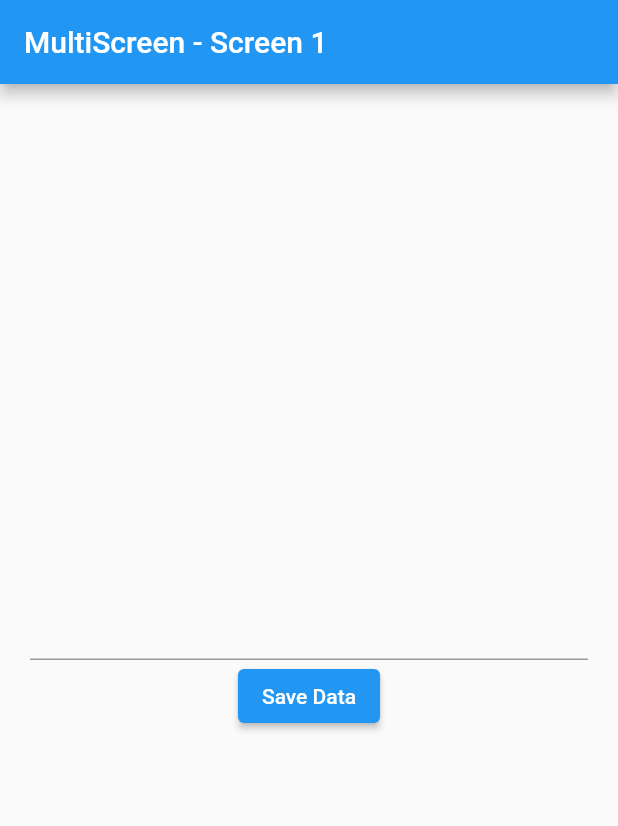
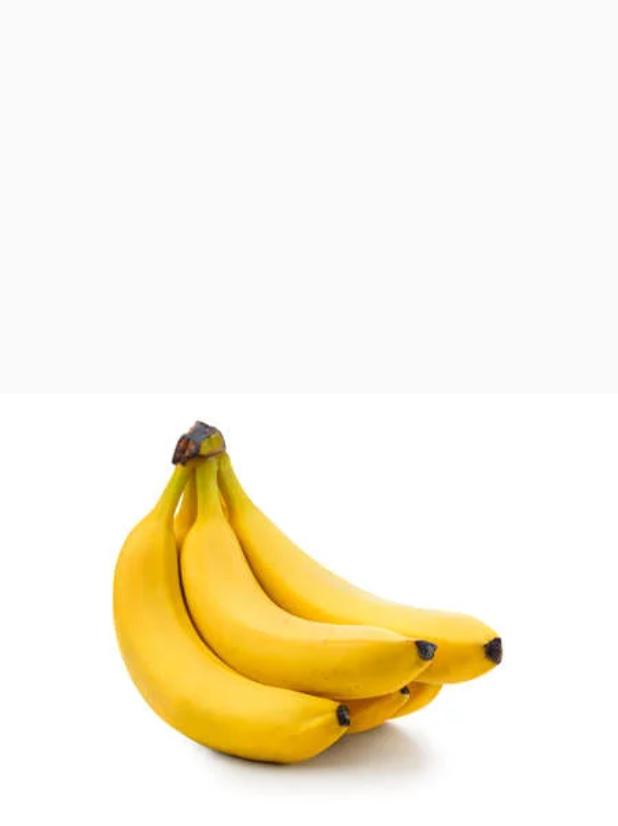
Before and after one commit to j3rinpaul/flutter_new, a Flutter app: the screen it shows after launch, on a phone screen of 412 x 824 dp. Shown: the top 826 px of the screen. Run offline on Flutter 3.47's test engine with Material 2 defaults, Android fonts, the phone set to English and light mode, and no system bars.

Commit message:
Splash screen started

```diff
--- a/lib/main.dart
+++ b/lib/main.dart
@@ -1,40 +1,45 @@
 import 'package:flutter/material.dart';
-import 'package:shared_preferences/shared_preferences.dart';
-
-import 'package:textfield/screen_one.dart';
-import 'package:textfield/screen_two.dart';
+import 'package:textfield/screens/splash.dart';
 
 void main() {
   runApp(Myapp());
 }
 
-class Myapp extends StatelessWidget {
+class Myapp extends StatefulWidget {
   const Myapp({super.key});
 
   @override
+  State<Myapp> createState() => _MyappState();
+}
+
+class _MyappState extends State<Myapp> {
+  @override
+  void initState() {
+    // TODO: implement initState
+    //this is called at once that is it is called initally when the app starts
+    super.initState();
+  }
+
+  @override
+  void didChangeDependencies() {
+    // TODO: implement didChangeDependencies
+    //continuosly called inside the ui
+    super.didChangeDependencies();
+  }
+  @override
   Widget build(BuildContext context) {
+    //is also continously called inside tha ui
     return MaterialApp(
-      home: Homescreen(),
-      //by setting the routes we can reduce the routing code to one line
-      // we declare the routes in the main file and use pushNamed funtion to push into the named route
-
-      // routes: { //routes is a class that is just like the hashmap
-      //   'screen_1': (ctx) { //name of screen as key: a context function that returns a screen
-      //     return ScreenOne();
-      //   },
-      //   'screen_2': (context) {
-      //     return Screentwo();
-      //   }
-      // },
+      home: ScreenSplash(),
     );
   }
-}
-
-class Homescreen extends StatelessWidget {
-  const Homescreen({super.key});
 
   @override
-  Widget build(BuildContext context) {
-    return ScreenOne();
+  void dispose() {
+    // TODO: implement dispose
+    //to dispose a ui that has been used or to navigate to another page
+    super.dispose();
   }
+
+
 }
--- a/lib/screen_one.dart
+++ /dev/null
@@ -1,93 +0,0 @@
-import 'package:flutter/material.dart';
-import 'package:shared_preferences/shared_preferences.dart';
-import 'package:textfield/screen_two.dart';
-
-class ScreenOne extends StatelessWidget {
-  ScreenOne({super.key});
-
-  final _textE = TextEditingController();
-
-  @override
-  Widget build(BuildContext context) {
-    //here now it checks whether the data is saved or not
-    // in apps the splash screen is seen before the start
-    //thats where all these things are being checked
-    //that is when all the things needed to be checked
-
-    getData(context);
-    return Scaffold(
-      appBar: AppBar(
-        title: Text("MultiScreen - Screen 1"),
-      ),
-      body: SafeArea(
-          child: Padding(
-        padding: EdgeInsets.all(20),
-        child: Center(
-          child: Column(
-            mainAxisAlignment: MainAxisAlignment.center,
-            children: [
-              TextFormField(
-                controller: _textE,
-              ),
-              ElevatedButton(
-                  onPressed: () {
-                    saveStorage();
-                  },
-                  child: Text("Save Data"))
-            ],
-          ),
-        ),
-      )),
-    );
-  }
-
-// as the sharedpref is of the future class async and await are used
-  Future<void> saveStorage() async {
-    print(_textE.text);
-
-    //initializing the shared preferences
-    final sharedPref = await SharedPreferences.getInstance();
-
-    //setting the value into the sharedpreferences
-
-    await sharedPref.setString(
-        "value",
-        _textE
-            .text); //it returns a bool value as it a future function await is added
-  }
-}
-
-//this function checks whether the value is saved or not if saved then redirects to the secondpage
-//if not then loads the home page to save the value
-
-Future<void> getData(BuildContext context) async {
-  final sharedPrefs = await SharedPreferences.getInstance(); //declared the shared preference value
-  final datastr = sharedPrefs.getString("value");//retrieve the value of shared preference
-  if (datastr != null) { //check whether it is null or not
-    Navigator.of(context).push(MaterialPageRoute(builder: (ctx) {
-      return Screentwo(); //pushed into the nextpage is value is saved
-    }));
-  }
-}
-
-
-
-
-
-
-
-
-
-/*
-
-
-late SharedPreferences sharedPreferences; //late is given for that the variable should be assigned before use
-//neednot to be assigned at the begining of the app
-Future<void> main() async {
-  // as sharedpreferences takes time so async and await is added
-  WidgetsFlutterBinding.ensureInitialized();
-  //the main function is converted into future function
-  sharedPreferences = await SharedPreferences.getInstance();
-
-
- */
--- /dev/null
+++ b/lib/screens/splash.dart
@@ -0,0 +1,15 @@
+import 'package:flutter/material.dart';
+
+
+class ScreenSplash extends StatelessWidget {
+  const ScreenSplash({super.key});
+
+  @override
+  Widget build(BuildContext context) {
+    return Scaffold(
+      body: SafeArea(child: Center(
+        child: Image.asset("assets/images/images.jpg"),
+      )),
+    );
+  }
+}
```
Also changed, not shown: lib/screen_two.dart (deleted, +0 -29 lines).
